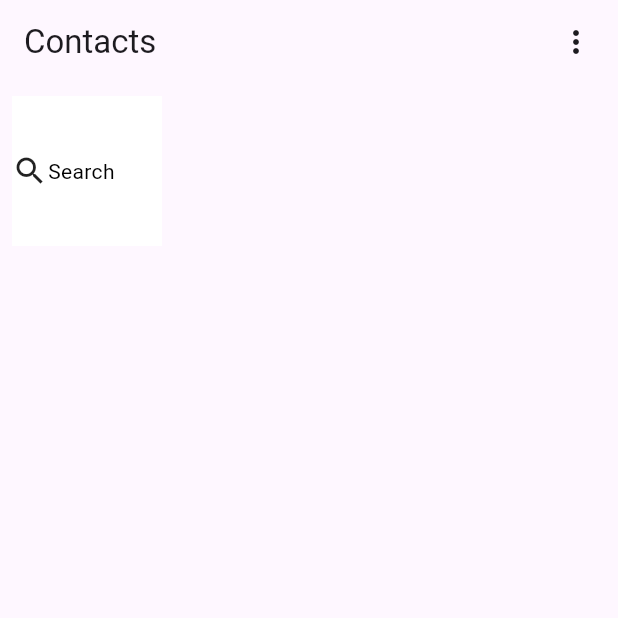
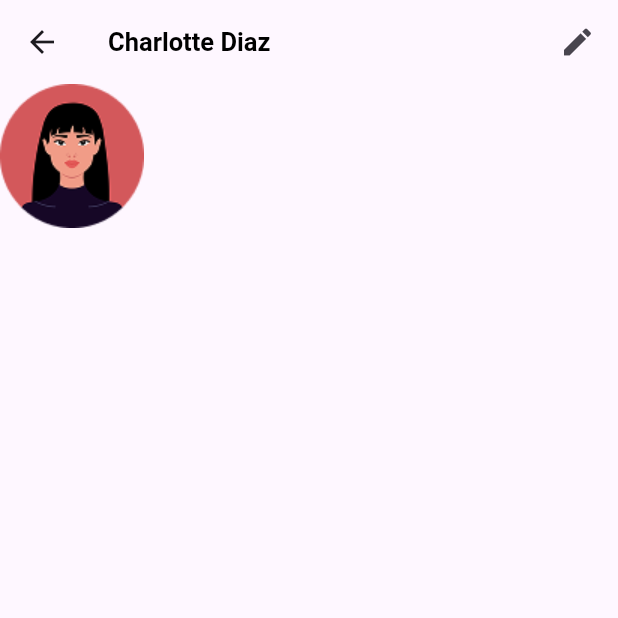
Before and after one commit to lagman5006/homework_with_team, a Flutter app: the screen it shows after launch, on a phone screen of 412 x 824 dp, the top half of it. Run offline on Flutter 3.47's test engine with Material 3 defaults, Android fonts, the phone set to English and light mode, and no system bars.

Commit message:
fix errors

```diff
--- a/lib/main.dart
+++ b/lib/main.dart
@@ -1,4 +1,5 @@
 import 'package:flutter/material.dart';
+import 'package:homework_with_team/pages/contact_page.dart';
 
 import 'pages/home_pages.dart';
 void main(){
@@ -12,7 +13,7 @@ class MyApp extends StatelessWidget {
   Widget build(BuildContext context) {
     return MaterialApp(
       debugShowCheckedModeBanner: false,
-      home: HomePages()
+      home: ContactPage()
     );
   }
 }
--- a/lib/pages/contact_page.dart
+++ b/lib/pages/contact_page.dart
@@ -0,0 +1,19 @@
+import 'package:flutter/material.dart';
+import 'package:homework_with_team/extensions/build_text_ext.dart';
+import 'package:homework_with_team/extensions/sized_box_ext.dart';
+import 'package:homework_with_team/utils/app_media.dart';
+
+class ContactPage extends StatelessWidget {
+  ContactPage({super.key});
+  @override
+  Widget build(BuildContext context) {
+    return Scaffold(
+      appBar: AppBar(
+        leading: Icon(Icons.arrow_back),
+        title: "Charlotte Diaz".buildText(fontSize: 17, fontWeight: "w600"),
+        actions: [Icon(Icons.edit), 15.w],
+      ),
+      body: Column(children: [Image.asset(AppMedia.personGirlPath)]),
+    );
+  }
+}
--- a/lib/pages/home_pages.dart
+++ b/lib/pages/home_pages.dart
@@ -26,7 +26,7 @@ class HomePages extends StatelessWidget {
                 Icon(Icons.search_outlined),
                 "Search".buildText(),
               ],
-            ).buildContainer(width: )
+            ).buildContainer( )
           ],
         ),
       ),
--- a/lib/utils/app_media.dart
+++ b/lib/utils/app_media.dart
@@ -2,6 +2,6 @@ class AppMedia {
   static final String _basePath = "assets/images/";
 
   //pngs
-  static final String personGirlPath = "${_basePath}pngs/person.png";
-  static final String personManPath = "${_basePath}pngs/score.png";
+  static final String personGirlPath = "${_basePath}person_girl.png";
+  static final String personManPath = "${_basePath}person_man.png";
 }
```
